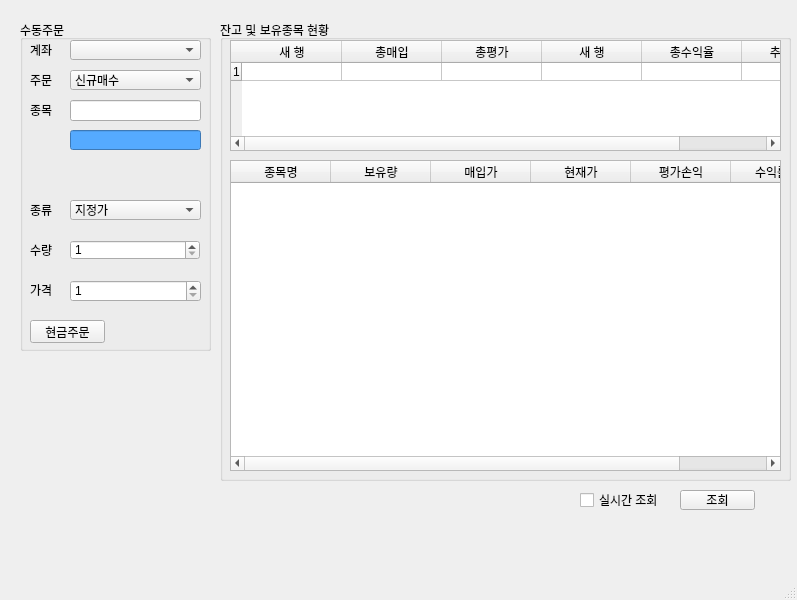
Before: the Qt Designer form study/PyTrader/pytrader.ui in kyusangchoi/KSHTS, drawn with Qt 5.
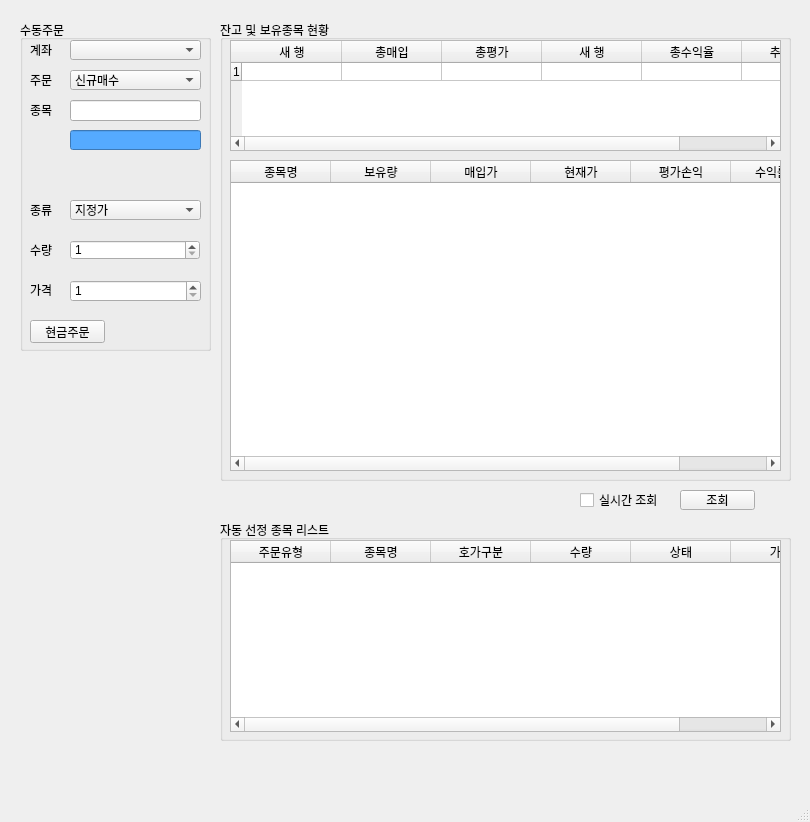
After: the same form once the commit is applied. Icons and pictures are not drawn.

Patch:
```diff
--- a/study/PyTrader/pytrader.ui
+++ b/study/PyTrader/pytrader.ui
@@ -6,8 +6,8 @@
    <rect>
     <x>0</x>
     <y>0</y>
-    <width>797</width>
-    <height>600</height>
+    <width>810</width>
+    <height>822</height>
    </rect>
   </property>
   <property name="windowTitle">
@@ -375,6 +375,59 @@
      <string>조회</string>
     </property>
    </widget>
+   <widget class="QGroupBox" name="groupBox_3">
+    <property name="geometry">
+     <rect>
+      <x>220</x>
+      <y>520</y>
+      <width>571</width>
+      <height>221</height>
+     </rect>
+    </property>
+    <property name="title">
+     <string>자동 선정 종목 리스트</string>
+    </property>
+    <widget class="QTableWidget" name="tableWidget_3">
+     <property name="geometry">
+      <rect>
+       <x>10</x>
+       <y>20</y>
+       <width>551</width>
+       <height>192</height>
+      </rect>
+     </property>
+     <column>
+      <property name="text">
+       <string>주문유형</string>
+      </property>
+     </column>
+     <column>
+      <property name="text">
+       <string>종목명</string>
+      </property>
+     </column>
+     <column>
+      <property name="text">
+       <string>호가구분</string>
+      </property>
+     </column>
+     <column>
+      <property name="text">
+       <string>수량</string>
+      </property>
+     </column>
+     <column>
+      <property name="text">
+       <string>상태</string>
+      </property>
+     </column>
+     <column>
+      <property name="text">
+       <string>가격</string>
+      </property>
+     </column>
+    </widget>
+   </widget>
   </widget>
   <widget class="QMenuBar" name="menubar">
    <property name="geometry">
```
Left out of the diff: 4 changed lines with no effect on the pictures.
